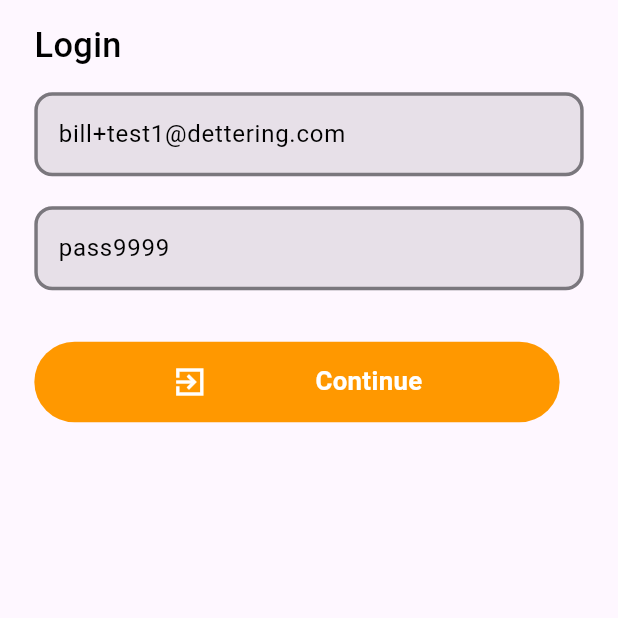
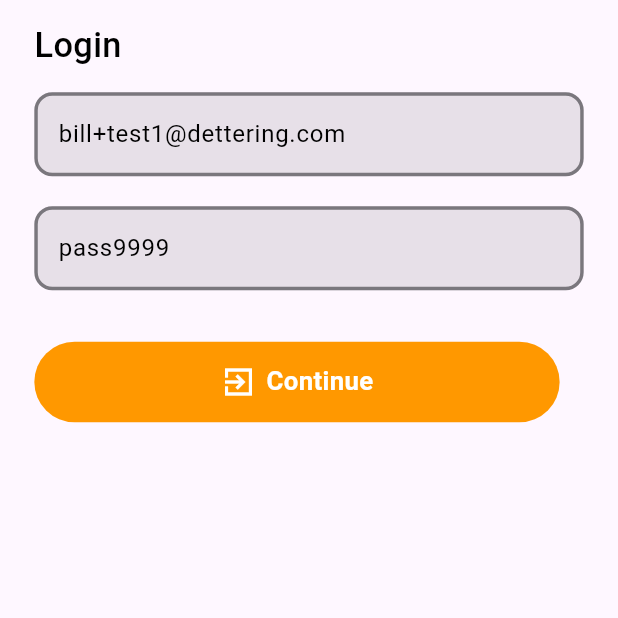
Before and after one commit to Muhib370621/screen_recorder_app, a Flutter app: the screen it shows after launch, on a phone screen of 412 x 824 dp, the top half of it. Run offline on Flutter 3.47's test engine with Material 3 defaults, Android fonts, the light colour scheme and no system bars; our stand-ins replace camera, flutter_screenutil, get, get_storage, permission_handler.

Commit message:
UI fixes

```diff
--- a/lib/controller/auth/login_controller.dart
+++ b/lib/controller/auth/login_controller.dart
@@ -75,8 +75,6 @@ class LoginController extends GetxController {
       accountTypeModel.value = result;
       accountTypeModel.value.programs?.first.isSelected = true;
       Prompts.successSnackBar("User Logged in successfully!");
-      if (accountTypeModel.value.programs!.length == 1 ||
-          accountTypeModel.value.programs!.isEmpty) {
       LocalStorage.saveJson(
         key: LocalStorageKeys.programID,
         value: accountTypeModel.value.programs!.first.id.toString(),
@@ -85,6 +83,9 @@ class LoginController extends GetxController {
         key: LocalStorageKeys.programName,
         value: accountTypeModel.value.programs!.first.name.toString(),
       );
+      if (accountTypeModel.value.programs!.length == 1 ||
+          accountTypeModel.value.programs!.isEmpty) {
+
         Get.offAll(() => DashboardScreen());
       } else {
         Get.offAll(() => SelectAccountTypeScreen());
--- a/lib/views/components/custom_button.dart
+++ b/lib/views/components/custom_button.dart
@@ -40,10 +40,10 @@ class CustomButton extends StatelessWidget {
                   ? CircularProgressIndicator(color: AppColors.pureWhite)
                   : icon != null
                   ? Row(
-                    mainAxisAlignment: MainAxisAlignment.spaceBetween,
+                    mainAxisAlignment: MainAxisAlignment.center,
                     children: [
                       icon ?? SizedBox(),
-                      // 5.w.horizontalSpace,
+                      5.w.horizontalSpace,
                       Text(
                         buttonText,
                         style: AppTextStyles.w600Style(
```
Lines whose indentation alone changed are shown as unchanged.
